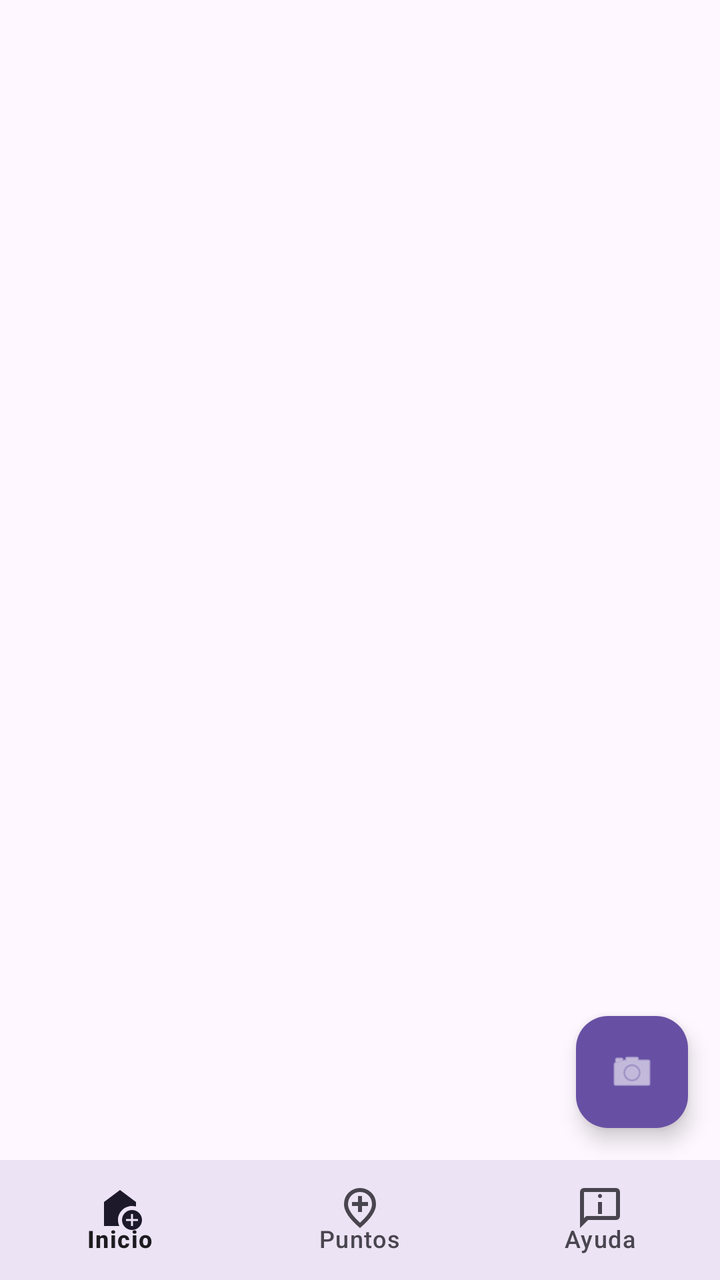
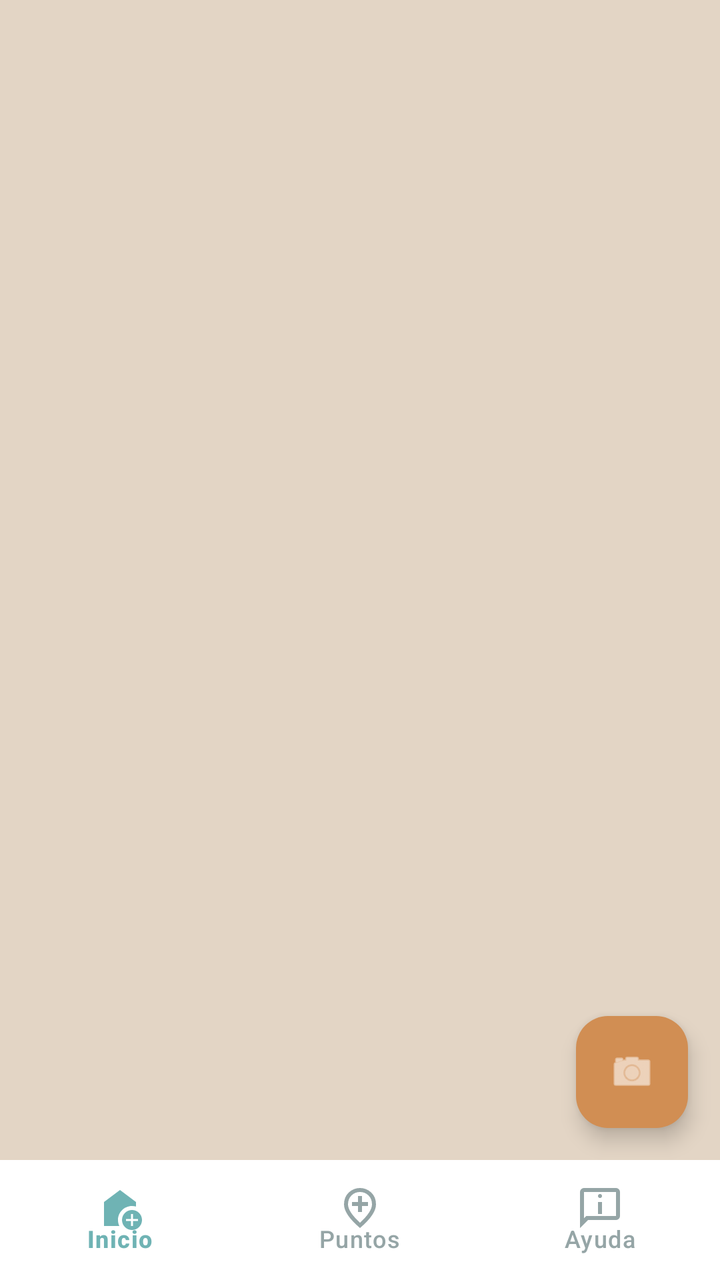

Two renders of the same Android screen: before a commit and after it. Below are the layout's source before the change and the commit's diff.
<!-- AndroidManifest.xml: application theme Theme.GuiaEducativaAR -->
<!-- res/layout/activity_main.xml -->
<?xml version="1.0" encoding="utf-8"?>
<androidx.coordinatorlayout.widget.CoordinatorLayout
    xmlns:android="http://schemas.android.com/apk/res/android"
    xmlns:app="http://schemas.android.com/apk/res-auto"
    android:layout_width="match_parent"
    android:layout_height="match_parent">

    <FrameLayout
        android:id="@+id/contenedorFragments"
        android:layout_width="match_parent"
        android:layout_height="match_parent"
        android:paddingBottom="60dp" />

    <com.google.android.material.floatingactionbutton.FloatingActionButton
        android:id="@+id/btnAR"
        android:layout_width="wrap_content"
        android:layout_height="wrap_content"
        android:layout_gravity="bottom|end"
        android:layout_marginEnd="16dp"
        android:layout_marginBottom="76dp"
        android:contentDescription="Abrir Realidad Aumentada"
        app:backgroundTint="?attr/colorPrimary"
        app:srcCompat="@android:drawable/ic_menu_camera"
        app:tint="@android:color/white" />

    <com.google.android.material.bottomnavigation.BottomNavigationView
        android:id="@+id/bottomNavigation"
        android:layout_width="match_parent"
        android:layout_height="60dp"
        android:layout_gravity="bottom"
        android:background="?android:attr/windowBackground"
        app:elevation="8dp"
        app:menu="@menu/bottom_nav_menu" />

</androidx.coordinatorlayout.widget.CoordinatorLayout>
<!-- resources referenced by this layout -->
<resources>
  <style name="Theme.GuiaEducativaAR" parent="Base.Theme.GuiaEducativaAR" />
  <style name="Base.Theme.GuiaEducativaAR" parent="Theme.Material3.DayNight.NoActionBar">
          
          
      </style>
</resources>

<!-- the commit's change to res/layout/activity_main.xml (unified diff, before → after) -->
@@ -3,7 +3,8 @@
     xmlns:android="http://schemas.android.com/apk/res/android"
     xmlns:app="http://schemas.android.com/apk/res-auto"
     android:layout_width="match_parent"
-    android:layout_height="match_parent">
+    android:layout_height="match_parent"
+    android:background="@color/background_beige">
 
     <FrameLayout
         android:id="@+id/contenedorFragments"
@@ -19,17 +20,19 @@
         android:layout_marginEnd="16dp"
         android:layout_marginBottom="76dp"
         android:contentDescription="Abrir Realidad Aumentada"
-        app:backgroundTint="?attr/colorPrimary"
+        app:backgroundTint="@color/accent_brown"
         app:srcCompat="@android:drawable/ic_menu_camera"
-        app:tint="@android:color/white" />
+        app:tint="@color/white" />
 
     <com.google.android.material.bottomnavigation.BottomNavigationView
         android:id="@+id/bottomNavigation"
         android:layout_width="match_parent"
         android:layout_height="60dp"
         android:layout_gravity="bottom"
-        android:background="?android:attr/windowBackground"
+        android:background="@color/white"
         app:elevation="8dp"
-        app:menu="@menu/bottom_nav_menu" />
+        app:menu="@menu/bottom_nav_menu"
+        app:itemIconTint="@color/bottom_nav_colors"
+        app:itemTextColor="@color/bottom_nav_colors" />
 
 </androidx.coordinatorlayout.widget.CoordinatorLayout>
<!-- resource entries referenced after the edit -->
@@ -1,5 +1,8 @@
 <!-- resources referenced by this layout -->
 <resources>
+  <color name="accent_brown">#D18E53</color>
+  <color name="background_beige">#E3D5C5</color>
+  <color name="white">#FFFFFF</color>
   <style name="Theme.GuiaEducativaAR" parent="Base.Theme.GuiaEducativaAR" />
   <style name="Base.Theme.GuiaEducativaAR" parent="Theme.Material3.DayNight.NoActionBar">
           
